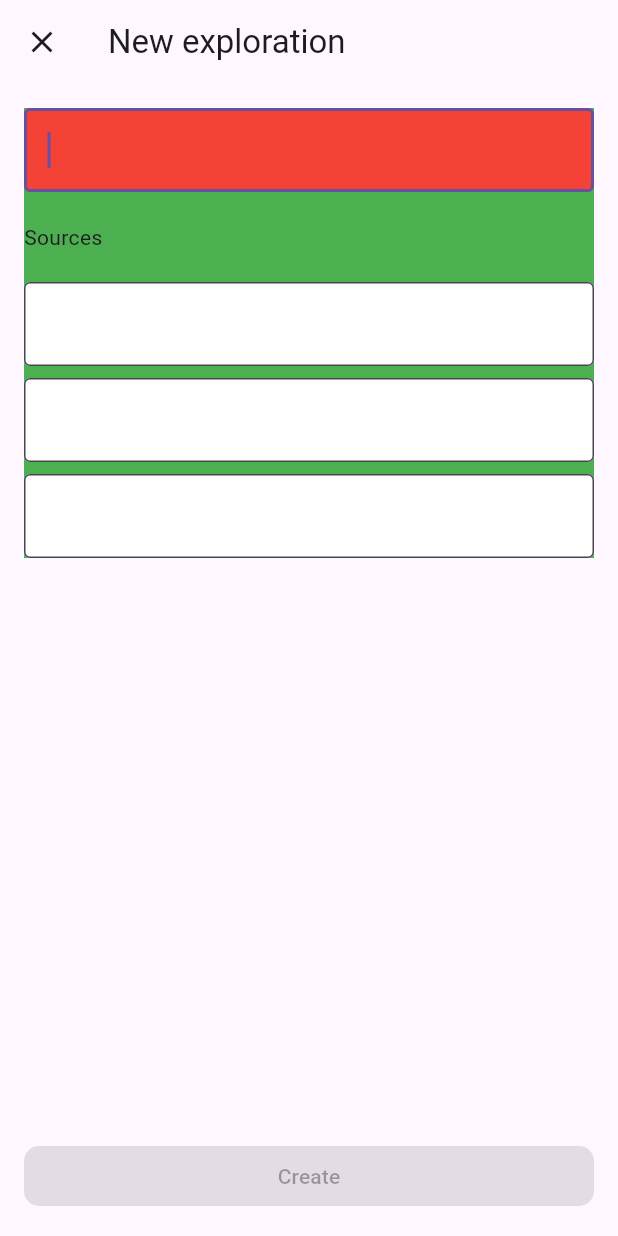
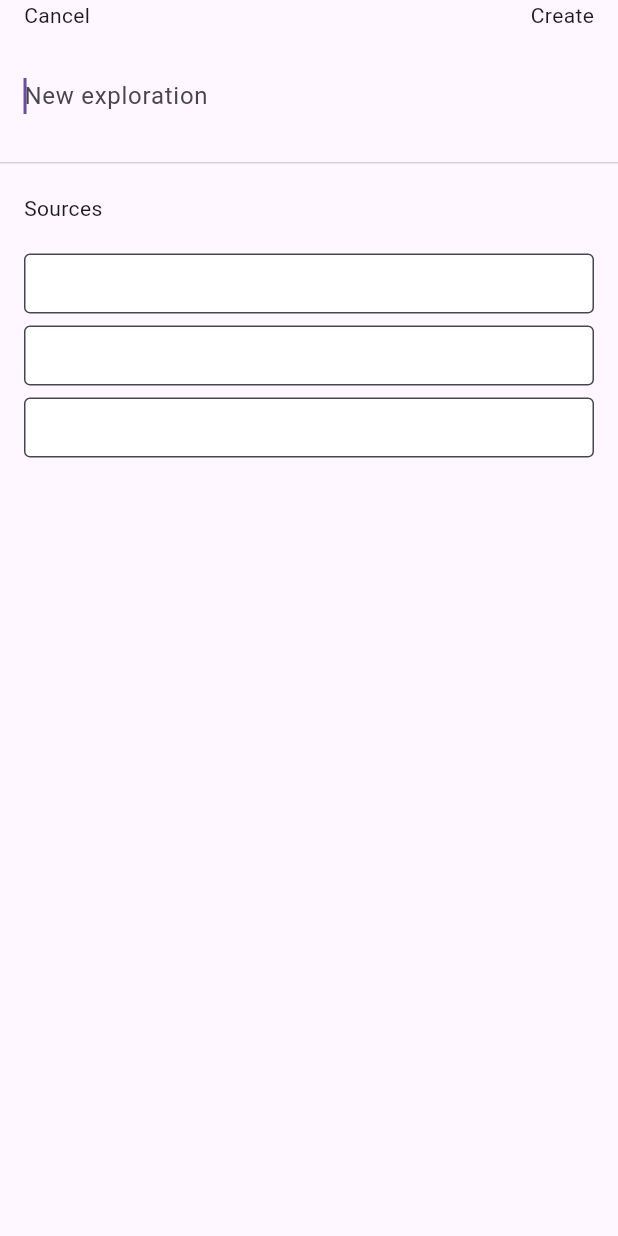
Before and after one commit to omartorresrios/humanconnection, a Flutter app: the screen it shows after launch, after a tap on the "add" icon, on a phone screen of 412 x 824 dp. Run offline on Flutter 3.47's test engine with Material 3 defaults, Android fonts, the phone set to English and light mode, and no system bars; our stand-ins replace cached_network_image, fluttertoast; network calls fail.

Commit message:
Reload all explorations when user updates an exploration. Present modally NewExplorationView and with a new UI.

```diff
--- a/lib/views/exploration_details_view.dart
+++ b/lib/views/exploration_details_view.dart
@@ -288,7 +288,6 @@
         body: jsonEncode(data),
       );
       if (response.statusCode == 200) {
-        print('yehhhhhhhhh');
         setState(() {
           explorationUpdated = true;
         });
--- a/lib/views/explorations_view.dart
+++ b/lib/views/explorations_view.dart
@@ -90,7 +90,6 @@
                         exploration: snapshot.data![index],
                       )),
             ).then((explorationUpdated) {
-              print("lets see: $explorationUpdated");
               if (explorationUpdated == true) {
                 setState(() {
                   reloadExplorations(fetchExplorations());
--- a/lib/views/main_view.dart
+++ b/lib/views/main_view.dart
@@ -34,7 +34,7 @@
   @override
   Widget build(BuildContext context) {
     return Scaffold(
-        backgroundColor: Color.fromARGB(255, 247, 247, 247),
+        backgroundColor: const Color.fromARGB(255, 247, 247, 247),
         appBar: const NavigationBarView(),
         body: Padding(
           padding: const EdgeInsets.only(
--- a/lib/views/new_exploration_view.dart
+++ b/lib/views/new_exploration_view.dart
@@ -1,5 +1,6 @@
 import 'dart:convert';
 import 'package:flutter/material.dart';
+import 'package:flutter/services.dart';
 import 'package:http/http.dart' as http;
 
 class NewExplorationView extends StatefulWidget {
@@ -46,55 +47,71 @@
   @override
   Widget build(BuildContext context) {
     return Scaffold(
-      appBar: AppBar(
-        title: const Text("New exploration"),
-      ),
-      bottomNavigationBar: Container(
-        padding: const EdgeInsets.all(16.0),
-        width: double.infinity,
-        child: ElevatedButton(
-            onPressed: isButtonActive
+      body: SafeArea(
+        child: SingleChildScrollView(
+          child: Column(
+            crossAxisAlignment: CrossAxisAlignment.start,
+            children: [
+              Padding(
+                padding: const EdgeInsets.only(left: 16, right: 16),
+                child: Row(
+                  children: [
+                    GestureDetector(
+                        onTap: () {
+                          HapticFeedback.heavyImpact();
+                          Navigator.pop(context);
+                        },
+                        child: const Text("Cancel")),
+                    const Spacer(),
+                    GestureDetector(
+                      onTap: isButtonActive
                           ? () async {
+                              HapticFeedback.heavyImpact();
+                              Navigator.pop(context);
                               await createExploration(
                                   explorationTextEditing.text,
-                        sourceControllers.map((source) => source.text).toList(),
+                                  sourceControllers
+                                      .map((source) => source.text)
+                                      .toList(),
                                   context);
                             }
                           : null,
-            style: ElevatedButton.styleFrom(
-              shape: RoundedRectangleBorder(
-                borderRadius: BorderRadius.circular(10),
+                      child: const Text('Create'),
+                    )
+                  ],
                 ),
-              splashFactory: NoSplash.splashFactory,
-              shadowColor: Colors.transparent,
               ),
-            child: const Text("Create")),
-      ),
-      body: SingleChildScrollView(
-        child: Padding(
-          padding: const EdgeInsets.all(16.0),
-          child: Container(
-            color: Colors.green,
-            child: Column(
-              crossAxisAlignment: CrossAxisAlignment.start,
-              children: [
-                TextField(
+              const SizedBox(height: 20),
+              Padding(
+                padding: const EdgeInsets.only(left: 16, right: 16),
+                child: TextField(
                   focusNode: explorationTextFocusNode,
                   controller: explorationTextEditing,
                   decoration: const InputDecoration(
-                      border: OutlineInputBorder(),
-                      fillColor: Colors.red,
-                      filled: true),
+                      hintText: "New exploration",
+                      border: InputBorder.none,
+                      fillColor: Colors.transparent),
                   minLines: 1,
                   maxLines: 8,
                   onTap: () {},
                 ),
+              ),
               const SizedBox(height: 20),
-                const Text("Sources"),
+              const Divider(
+                height: 1,
+                color: Color.fromARGB(61, 78, 78, 78),
+              ),
               const SizedBox(height: 20),
-                sourceTextFields(),
+              const Padding(
+                padding: EdgeInsets.only(left: 16, right: 16),
+                child: Text("Sources"),
+              ),
+              const SizedBox(height: 20),
+              Padding(
+                padding: const EdgeInsets.only(left: 16, right: 16),
+                child: sourceTextFields(),
+              ),
             ],
-            ),
           ),
         ),
       ),
@@ -104,12 +121,13 @@
   Widget sourceTextFields() {
     return ListView.separated(
       physics: const NeverScrollableScrollPhysics(),
-      // padding: const EdgeInsets.symmetric(horizontal: 15),
       shrinkWrap: true,
       itemCount: 3,
       itemBuilder: (context, index) {
         return Row(children: [
           Expanded(
+            child: SizedBox(
+              height: 40,
               child: TextField(
                 // focusNode: explorationSourceFocusNodes[index],
                 controller: sourceControllers[index],
@@ -119,6 +137,7 @@
                     filled: true),
                 maxLines: 1,
                 onTap: () {},
+              ),
             ),
           )
         ]);
```
Lines whose indentation alone changed are shown as unchanged.
